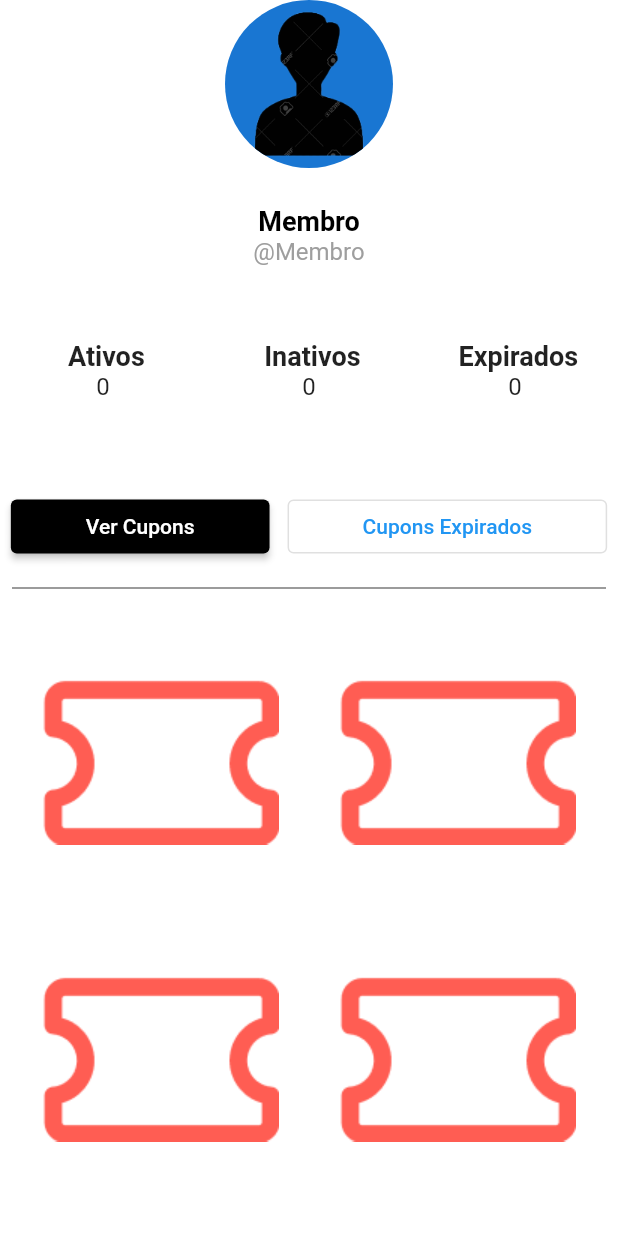
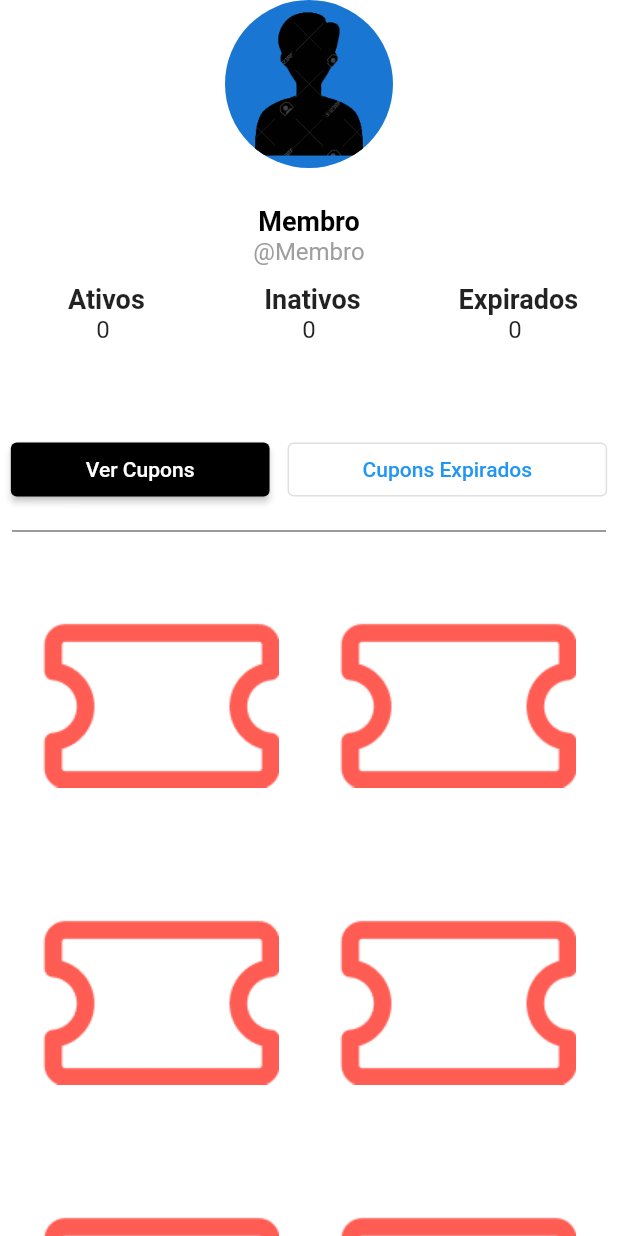
Before and after one commit to henriqdsvlima/vowcher_app_project, a Flutter app: the Info screen opened directly, on a phone screen of 412 x 824 dp. Run offline on Flutter 3.47's test engine with Material 2 defaults, Android fonts, the phone set to English and light mode, and no system bars.

Commit message:
Alteraçoes

```diff
--- a/lib/screens/cupom_home.dart
+++ b/lib/screens/cupom_home.dart
@@ -102,6 +102,7 @@ class _CupomHomePageState extends State<CupomHomePage> {
   Widget build(BuildContext context) {
     initializeDateFormatting('pt_BR', null);
     return MaterialApp(
+      debugShowCheckedModeBanner: false,
       home: Scaffold(
         backgroundColor: Colors.white,
         body: SingleChildScrollView(
--- a/lib/screens/vowcher_info.dart
+++ b/lib/screens/vowcher_info.dart
@@ -42,7 +42,7 @@ class _InfoState extends State<Info> {
               ),
             ),
             SizedBox(
-              height: 50.0,
+              height: 12.0,
             ),
             Row(
               mainAxisAlignment: MainAxisAlignment.center,
```
